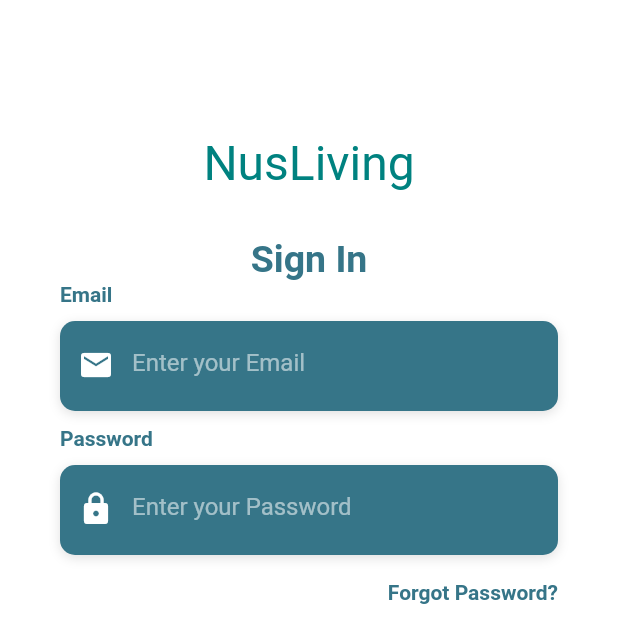
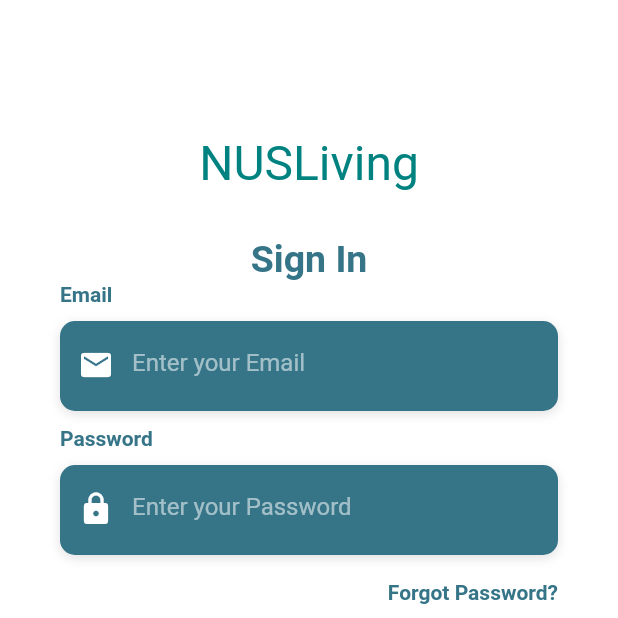
Before and after one commit to Aron113/NUSLiving, a Flutter app: the screen it shows after launch, on a phone screen of 412 x 824 dp, the top half of it. Run offline on Flutter 3.47's test engine with Material 2 defaults, Android fonts, the phone set to English and light mode, and no system bars; our stand-ins replace email_validator, firebase_auth, firebase_core, google_fonts, multi_select_flutter; accounts and stored records are empty; Roboto replaces fonts that are missing (OpenSans).

Commit message:
Update login.dart

```diff
--- a/client/lib/screens/loginScreens/login.dart
+++ b/client/lib/screens/loginScreens/login.dart
@@ -291,7 +291,7 @@
                     mainAxisAlignment: MainAxisAlignment.center,
                     crossAxisAlignment: CrossAxisAlignment.center,
                     children: <Widget>[
-                      const Text('NusLiving',
+                      const Text('NUSLiving',
                           style: TextStyle(
                             color: Color.fromARGB(255, 00, 130, 128),
                             fontFamily: 'OpenSans',
```
